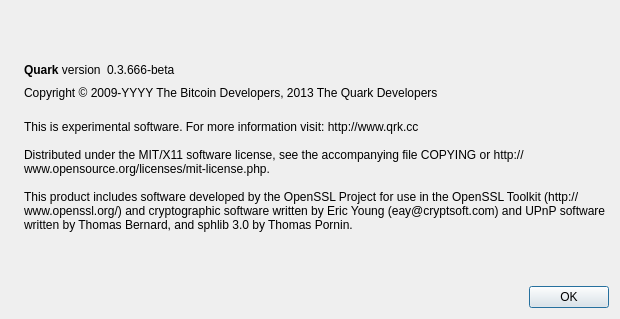
Before: the Qt Designer form src/qt/forms/aboutdialog.ui in BlueCoin/DiffCoin, drawn with Qt 5.
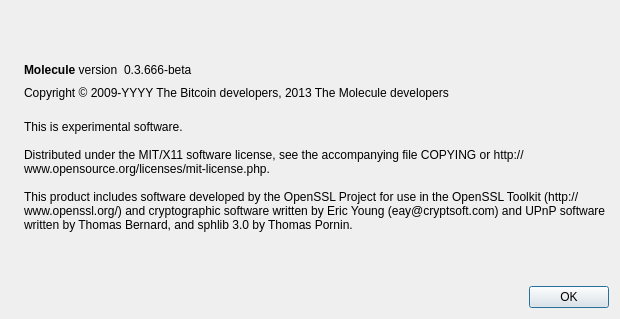
After: the same form once the commit is applied. Icons and pictures are not drawn.

Patch:
```diff
--- a/src/qt/forms/aboutdialog.ui
+++ b/src/qt/forms/aboutdialog.ui
@@ -50,7 +50,7 @@
           <cursorShape>IBeamCursor</cursorShape>
          </property>
          <property name="text">
-          <string>&lt;html&gt;&lt;head/&gt;&lt;body&gt;&lt;p&gt;&lt;span style=&quot; font-weight:600;&quot;&gt;Quark&lt;/span&gt; version&lt;/p&gt;&lt;/body&gt;&lt;/html&gt;</string>
+          <string>&lt;html&gt;&lt;head/&gt;&lt;body&gt;&lt;p&gt;&lt;span style=&quot; font-weight:600;&quot;&gt;Molecule&lt;/span&gt; version&lt;/p&gt;&lt;/body&gt;&lt;/html&gt;</string>
          </property>
          <property name="textInteractionFlags">
           <set>Qt::LinksAccessibleByMouse|Qt::TextSelectableByKeyboard|Qt::TextSelectableByMouse</set>
@@ -91,7 +91,7 @@
         <cursorShape>IBeamCursor</cursorShape>
        </property>
        <property name="text">
-        <string notr="true">Copyright &amp;copy; 2009-YYYY The Bitcoin Developers, 2013 The Quark Developers</string>
+        <string notr="true">Copyright &amp;copy; 2009-YYYY The Bitcoin developers, 2013 The Molecule developers</string>
        </property>
        <property name="textFormat">
         <enum>Qt::RichText</enum>
@@ -108,7 +108,7 @@
        </property>
        <property name="text">
         <string>
-This is experimental software. For more information visit: http://www.qrk.cc
+This is experimental software.
 
 Distributed under the MIT/X11 software license, see the accompanying file COPYING or http://www.opensource.org/licenses/mit-license.php.
 
```
Left out of the diff: 2 changed lines with no effect on the pictures.
